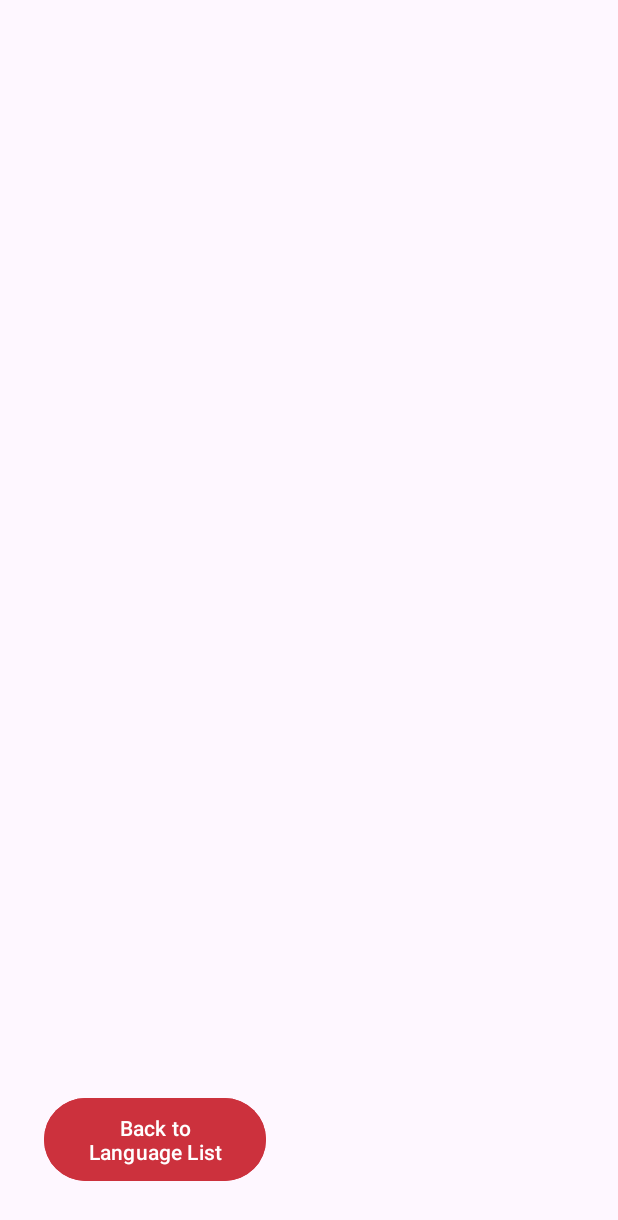
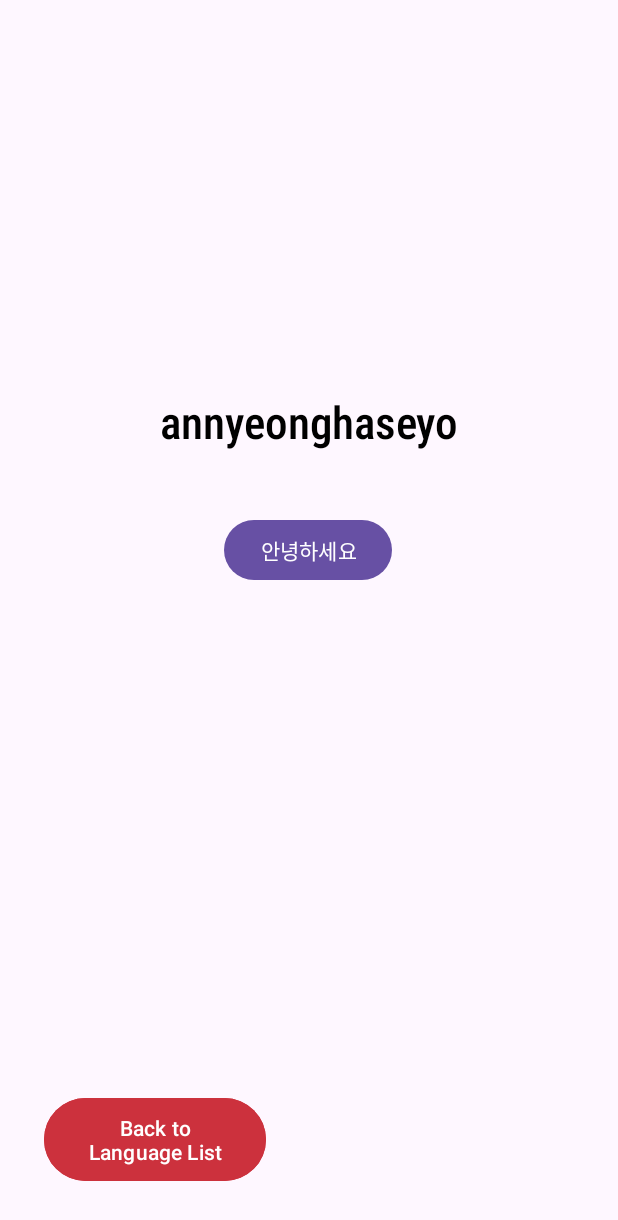
Before and after one commit to DeQuirozJanPaul200408/PolyPath, an Android app: the koreanlanguage screen opened directly, with no data from a screen before it, on a phone screen of 412 x 824 dp. Shown: the top 1220 px of the screen. Run offline under Robolectric (Android 15) with nearby library versions, the phone set to English and light mode, and no system bars.

Commit message:
Fourth Commit/Carpio,DeQuiroz,Cordero and Tolentino

```diff
--- a/app/src/main/java/com/example/polypath/koreanlanguage.java
+++ b/app/src/main/java/com/example/polypath/koreanlanguage.java
@@ -1,15 +1,21 @@
 package com.example.polypath;
 
 import android.content.Intent;
+import android.media.MediaPlayer;
 import android.os.Bundle;
+import android.view.View;
 import android.widget.Button;
 import androidx.appcompat.app.AppCompatActivity;
 
 public class koreanlanguage extends AppCompatActivity {
+
+    MediaPlayer mysound;
+
     @Override
     protected void onCreate(Bundle savedInstanceState) {
         super.onCreate(savedInstanceState);
         setContentView(R.layout.activity_koreanlanguage);
+        mysound = MediaPlayer.create(koreanlanguage.this, R.raw.annyeonghaseyo);
 
         Button btnBack = findViewById(R.id.btnBack);
         btnBack.setOnClickListener(v -> {
@@ -18,4 +24,8 @@
             startActivity(intent);
         });
     }
+
+    public void korean(View v) {
+        mysound.start();
+    }
 }
--- a/app/src/main/res/layout/activity_japanlanguage.xml
+++ b/app/src/main/res/layout/activity_japanlanguage.xml
@@ -21,4 +21,5 @@
         app:layout_constraintStart_toStartOf="parent"
         app:layout_constraintTop_toTopOf="parent"
         app:layout_constraintVertical_bias="0.977" />
+
 </androidx.constraintlayout.widget.ConstraintLayout>
--- a/app/src/main/res/layout/activity_koreanlanguage.xml
+++ b/app/src/main/res/layout/activity_koreanlanguage.xml
@@ -21,4 +21,33 @@
         app:layout_constraintStart_toStartOf="parent"
         app:layout_constraintTop_toTopOf="parent"
         app:layout_constraintVertical_bias="0.977" />
+
+    <Button
+        android:id="@+id/button"
+        android:layout_width="wrap_content"
+        android:layout_height="wrap_content"
+        android:onClick="korean"
+        android:text="안녕하세요"
+        app:layout_constraintBottom_toBottomOf="parent"
+        app:layout_constraintEnd_toEndOf="parent"
+        app:layout_constraintHorizontal_bias="0.498"
+        app:layout_constraintStart_toStartOf="parent"
+        app:layout_constraintTop_toTopOf="parent"
+        app:layout_constraintVertical_bias="0.442" />
+
+    <TextView
+        android:id="@+id/textView6"
+        android:layout_width="295dp"
+        android:layout_height="72dp"
+        android:fontFamily="sans-serif-condensed-medium"
+        android:gravity="center"
+        android:text="annyeonghaseyo"
+        android:textColor="@color/black"
+        android:textSize="30dp"
+        app:layout_constraintBottom_toBottomOf="parent"
+        app:layout_constraintEnd_toEndOf="parent"
+        app:layout_constraintStart_toStartOf="parent"
+        app:layout_constraintTop_toTopOf="parent"
+        app:layout_constraintVertical_bias="0.326" />
+
 </androidx.constraintlayout.widget.ConstraintLayout>
```
Also changed, not shown: 1 other file.
